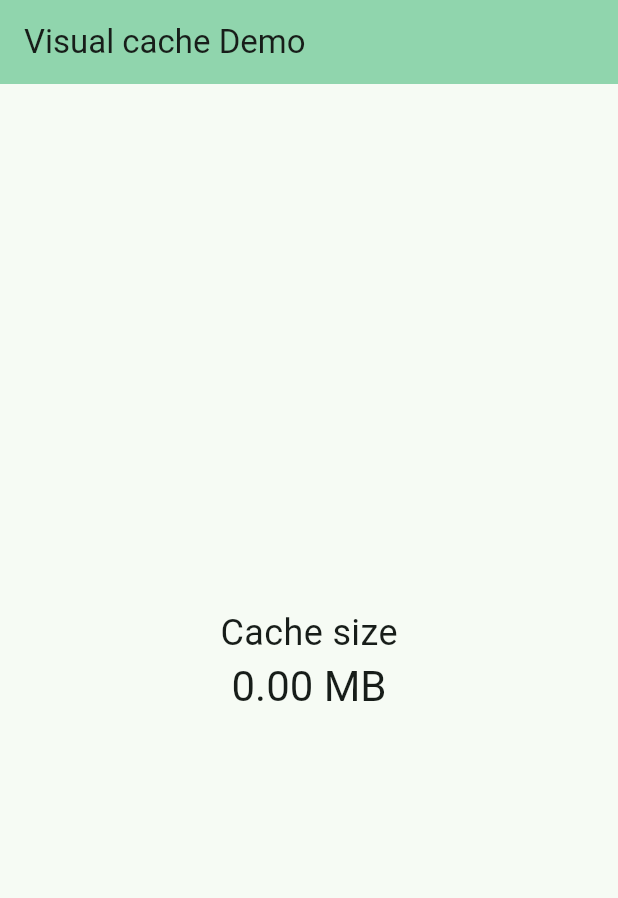
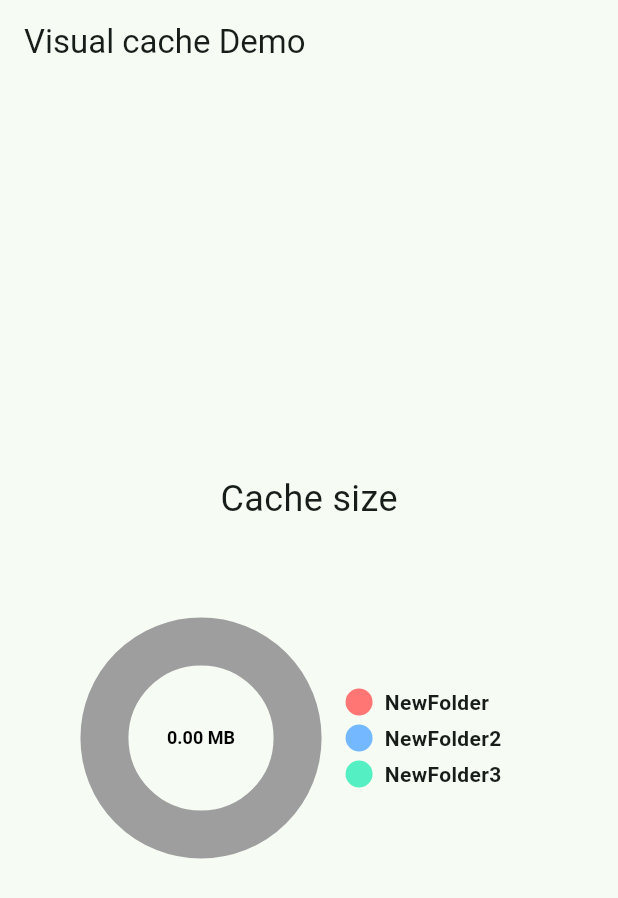
Before and after one commit to Smolla-ITc/visual_cache, a Flutter app: the screen it shows after launch, on a phone screen of 412 x 824 dp. Shown: the top 898 px of the screen. Run offline on Flutter 3.47's test engine with Material 2 defaults, Android fonts, the phone set to English and light mode, and no system bars; drawn by our look-alikes of pie_chart.

Commit message:
Version 1.0.0-betta.1

```diff
--- a/example/lib/main.dart
+++ b/example/lib/main.dart
@@ -1,5 +1,5 @@
 import 'package:flutter/material.dart';
-import 'package:visual_cache/visual_cache.dart';
+import 'package:visual_cache/widget/visual_widget.dart';
 
 void main() {
   runApp(const MyApp());
@@ -35,38 +35,22 @@ class _MyHomePageState extends State<MyHomePage> {
   Widget build(BuildContext context) {
     return Scaffold(
       appBar: AppBar(
-        backgroundColor: Theme.of(context).colorScheme.inversePrimary,
         title: Text(widget.title),
       ),
-      body: Center(
+      body: const Center(
         child: Column(
           mainAxisAlignment: MainAxisAlignment.center,
           children: <Widget>[
-            const Text(
+            Text(
               'Cache size',
               style: TextStyle(fontSize: 24),
             ),
-            FutureBuilder<String>(
-              future: VisualCache().getCacheSize(),
-              builder: (BuildContext context, AsyncSnapshot<String> snapshot) {
-                if (snapshot.connectionState == ConnectionState.waiting) {
-                  // Display a loading indicator while waiting for the future to complete
-                  return const CircularProgressIndicator();
-                } else if (snapshot.hasError) {
-                  // Handle the error case
-                  return Text('Error: ${snapshot.error}');
-                } else {
-                  // When data is ready, display it
-                  return Text(
-                    snapshot.data ?? 'Cache size not available',
-                    style: Theme.of(context).textTheme.headlineMedium,
-                  );
-                }
-              },
-            )
+             SizedBox(height: 70,),
+
+             VisualCacheWidget(subdirectories: ['NewFolder','NewFolder2', 'NewFolder3'],)
           ],
         ),
-      ), // This trailing comma makes auto-formatting nicer for build methods.
+      ),
     );
   }
 }
--- a/example/pubspec.yaml
+++ b/example/pubspec.yaml
@@ -16,7 +16,7 @@ publish_to: 'none' # Remove this line if you wish to publish to pub.dev
 # https://developer.apple.com/library/archive/documentation/General/Reference/InfoPlistKeyReference/Articles/CoreFoundationKeys.html
 # In Windows, build-name is used as the major, minor, and patch parts
 # of the product and file versions while build-number is used as the build suffix.
-version: 1.0.0+1
+version: 2.0.0+200
 
 environment:
   sdk: '>=3.1.5 <4.0.0'
--- a/lib/visual_cache.dart
+++ b/lib/visual_cache.dart
@@ -1,18 +1,31 @@
 library visual_cache;
 
 import 'dart:io';
+import 'package:flutter/material.dart';
 import 'package:path_provider/path_provider.dart';
 
 class VisualCache {
   /// Gets the cache directory and returns its size in MB or GB.
-  Future<String> getCacheSize() async {
+  /// Gets the specified cache subdirectories and returns their total size in MB or GB.
+  /// If no subdirectories are specified, it returns the size of the entire cache directory.
+  Future<Map<String, int>> getCacheSizeDetails({List<String>? subdirectories}) async {
     final cacheDir = await getTemporaryDirectory();
-    final cacheSize = await _calculateDirectorySize(cacheDir);
+    Map<String, int> sizes = {};
 
-    // Convert size to MB or GB
-    return (cacheSize / (1024 * 1024)) < 1024
-        ? '${(cacheSize / (1024 * 1024)).toStringAsFixed(2)} MB'
-        : '${(cacheSize / (1024 * 1024 * 1024)).toStringAsFixed(2)} GB';
+    if (subdirectories == null || subdirectories.isEmpty) {
+      sizes['Total Cache'] = await _calculateDirectorySize(cacheDir);
+    } else {
+      for (var subdir in subdirectories) {
+        final subDirPath = Directory('${cacheDir.path}/$subdir');
+        if (await subDirPath.exists()) {
+          sizes[subdir] = await _calculateDirectorySize(subDirPath);
+        } else {
+          sizes[subdir] = 0; // Or exclude this line if you don't want to show empty directories
+        }
+      }
+    }
+
+    return sizes;
   }
 
   /// Recursively calculates the size of a directory and its subdirectories.
@@ -26,7 +39,7 @@ class VisualCache {
         }
       }
     } catch (e) {
-      print('Error calculating directory size: $e');
+      debugPrint('Error calculating directory size: $e');
     }
     return size;
   }
--- /dev/null
+++ b/lib/widget/visual_widget.dart
@@ -0,0 +1,61 @@
+import 'package:flutter/material.dart';
+import 'package:pie_chart/pie_chart.dart';
+import 'package:visual_cache/visual_cache.dart';
+
+class VisualCacheWidget extends StatelessWidget {
+  final List<String>? subdirectories;
+
+  const VisualCacheWidget({super.key, this.subdirectories});
+
+  @override
+  Widget build(BuildContext context) {
+    return FutureBuilder<Map<String, int>>(
+      future: VisualCache().getCacheSizeDetails(subdirectories: subdirectories),
+      builder: (context, snapshot) {
+        if (snapshot.connectionState == ConnectionState.waiting) {
+          return const SizedBox();
+        } else if (snapshot.hasError) {
+          return Text('Error: ${snapshot.error}');
+        } else if (snapshot.hasData) {
+          // Convert the data to a format suitable for the pie chart
+          final dataMap = <String, double>{
+
+          };
+          snapshot.data!.forEach((key, value) {
+            dataMap[key] = value / (1024 * 1024).toDouble(); // Size in MB
+          });
+
+          double totalSizeInMB = dataMap.values.fold(0, (sum, item) => sum + item);
+
+          return PieChart(
+            dataMap: dataMap,
+            animationDuration: const Duration(milliseconds: 800),
+            chartLegendSpacing: 32,
+            chartRadius: MediaQuery.of(context).size.width / 3.2,
+            chartType: ChartType.ring,
+            ringStrokeWidth: 32,
+            centerText: '${totalSizeInMB.toStringAsFixed(2)} MB',
+            legendOptions: const LegendOptions(
+              showLegendsInRow: false,
+              legendPosition: LegendPosition.right,
+              showLegends: true,
+              legendTextStyle: TextStyle(
+                fontWeight: FontWeight.bold,
+              ),
+            ),
+            chartValuesOptions: const ChartValuesOptions(
+
+              showChartValueBackground: false,
+              showChartValues: true,
+              showChartValuesInPercentage: true,
+              showChartValuesOutside: true,
+              decimalPlaces: 1,
+            ),
+          );
+        } else {
+          return const Text('No data available');
+        }
+      },
+    );
+  }
+}
--- a/pubspec.yaml
+++ b/pubspec.yaml
@@ -1,6 +1,6 @@
 name: visual_cache
 description: Visual Cache was created to help you see how much cache your application has accumulated.
-version: 0.1.3-alpha
+version: 1.0.0-betta.1
 homepage: https://github.com/Smolla-ITc/visual_cache
 
 environment:
@@ -10,13 +10,13 @@ environment:
 dependencies:
   flutter:
     sdk: flutter
-
   path_provider: ^2.1.1
+  pie_chart: ^5.4.0
 
 dev_dependencies:
   flutter_test:
     sdk: flutter
-  flutter_lints: ^2.0.0
+  flutter_lints: ^3.0.0
 
 topics:
   - visual-cache
```
Also changed, not shown: image/scr1.png, 2 other files.
